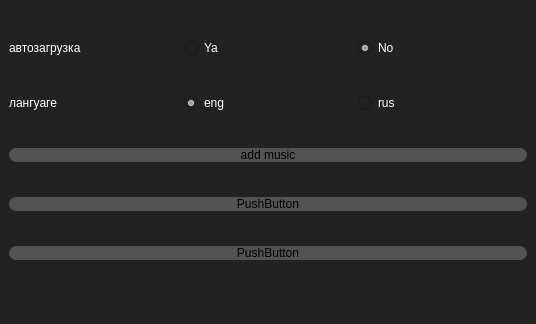
The window that uis/settings.ui (dmhd6219/JoJoOrganizer) describes before a commit, drawn with Qt 5.
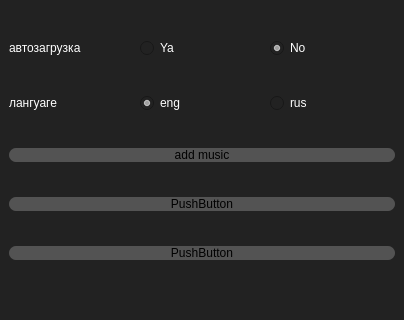
The same window after the commit.

Patch:
```diff
--- a/uis/settings.ui
+++ b/uis/settings.ui
@@ -6,14 +6,14 @@
    <rect>
     <x>0</x>
     <y>0</y>
-    <width>536</width>
-    <height>324</height>
+    <width>404</width>
+    <height>320</height>
    </rect>
   </property>
   <property name="minimumSize">
    <size>
-    <width>536</width>
-    <height>324</height>
+    <width>404</width>
+    <height>320</height>
    </size>
   </property>
   <property name="windowTitle">
```
Left out of the diff: 2 changed lines with no effect on the pictures.
